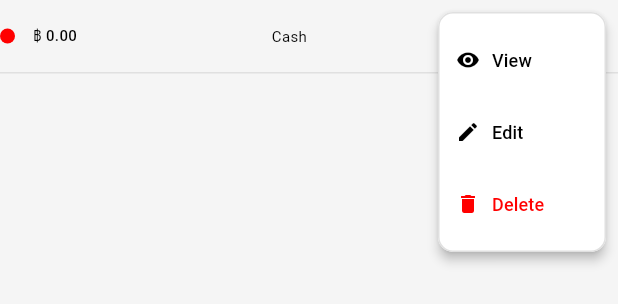
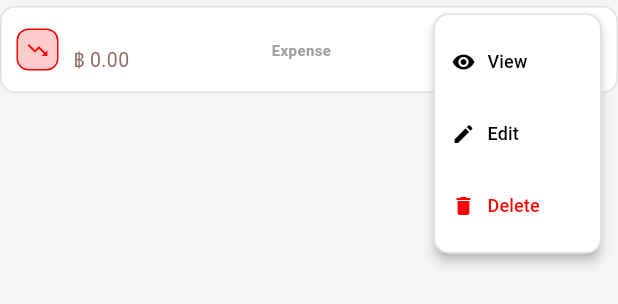
Before and after one commit to indiv-it/bookbank, a Flutter app: what buildRecordRow() shows on an empty page, opened directly with empty values, after a tap on the "keyboard control" icon, on a phone screen of 412 x 824 dp. Shown: the top 304 px of the screen. Run offline on Flutter 3.47's test engine with Material 3 defaults, Android fonts, the light colour scheme and no system bars; our stand-ins replace fl_chart, flutter_screenutil, responsive_framework, sqflite; accounts and stored records are empty.

Commit message:
Beta-3F - Fixed UI issues

```diff
--- a/lib/Core/Theme/app_style.dart
+++ b/lib/Core/Theme/app_style.dart
@@ -19,6 +19,7 @@ class AppColors {
   static const Color grey = Colors.grey;
   static final Color border = Colors.grey[300]!;
   static final Color background = Colors.grey[100]!;
+  static const Color amber = Colors.amber;
 
   // Group Colors
   static const Color blue = Colors.blue;
--- a/lib/Widgets/list_button.dart
+++ b/lib/Widgets/list_button.dart
@@ -18,7 +18,7 @@ class ListButton extends StatelessWidget {
   @override
   Widget build(BuildContext context) {
     return Container(
-      width: 155,
+      width: 170,
       color: AppColors.card,
       child: TextButton(
         onPressed: function,
--- a/lib/Widgets/record_widgets.dart
+++ b/lib/Widgets/record_widgets.dart
@@ -79,9 +79,8 @@ Widget buildFilterTab({
 /// Builds a single record row in the list.
 Widget buildRecordRow(MyData item, void Function(String) onMenuAction) {
   final isTransfer = item.moneyType == 'transfer';
+  final isIncome = item.moneyType == 'income';
 
-  // ===== Money Position row (special yellow UI) =====
-  if (isTransfer) {
   final fromLabel = item.moneyList == 'bank' ? 'Bank' : 'Cash';
   final toLabel = item.moneyGroup == 'bank' ? 'Bank' : 'Cash';
 
@@ -90,11 +89,11 @@ Widget buildRecordRow(MyData item, void Function(String) onMenuAction) {
     children: [
       Container(
         margin: const EdgeInsets.symmetric(vertical: 4),
-          padding: const EdgeInsets.symmetric(horizontal: 10, vertical: 8),
+        padding: const EdgeInsets.symmetric(horizontal: 10, vertical: 4),
         decoration: BoxDecoration(
-            color: const Color(0xFFFFFDE7), // yellow[50]
+          color: AppColors.card,
           borderRadius: BorderRadius.circular(10),
-            border: Border.all(color: const Color(0xFFFFD54F), width: 1), // amber[300]
+          border: Border.all(color: AppColors.border, width: 1), // amber[300]
         ),
         child: Row(
           children: [
@@ -102,13 +101,29 @@ Widget buildRecordRow(MyData item, void Function(String) onMenuAction) {
               width: 28,
               height: 28,
               decoration: BoxDecoration(
-                  color: const Color(0xFFFFD54F),
+                border: Border.all(
+                  color: isTransfer
+                      ? AppColors.amber
+                      : (isIncome ? AppColors.green : AppColors.red),
+                  width: 1,
+                ),
+                color: isIncome
+                    ? AppColors.green.withValues(alpha: 0.2)
+                    : isTransfer
+                    ? AppColors.amber.withValues(alpha: 0.2)
+                    : AppColors.red.withValues(alpha: 0.2),
                 borderRadius: BorderRadius.circular(8),
               ),
-                child: const Icon(
-                  Icons.swap_horiz_rounded,
+              child: Icon(
+                isIncome
+                    ? Icons.trending_up
+                    : isTransfer
+                    ? Icons.swap_horiz
+                    : Icons.trending_down,
                 size: 16,
-                  color: Color(0xFF5D4037),
+                color: isTransfer
+                    ? AppColors.amber
+                    : (isIncome ? AppColors.green : AppColors.red),
               ),
             ),
             const SizedBox(width: 10),
@@ -118,7 +133,7 @@ Widget buildRecordRow(MyData item, void Function(String) onMenuAction) {
                 crossAxisAlignment: CrossAxisAlignment.start,
                 children: [
                   Text(
-                      'Money Position',
+                    isTransfer ? 'Alternate' : '${item.title}',
                     style: TextStyle(
                       fontSize: AppSize.xs.fontSize,
                       fontWeight: FontWeight.w600,
@@ -128,24 +143,9 @@ Widget buildRecordRow(MyData item, void Function(String) onMenuAction) {
                   Row(
                     children: [
                       Text(
-                          fromLabel,
+                        '฿ ${item.amount.toStringAsFixed(2)}',
                         style: TextStyle(
-                            fontSize: (AppSize.xs.fontSize ?? 12) - 1,
-                            color: const Color(0xFF8D6E63),
-                          ),
-                        ),
-                        const Padding(
-                          padding: EdgeInsets.symmetric(horizontal: 4),
-                          child: Icon(
-                            Icons.arrow_forward,
-                            size: 12,
-                            color: Color(0xFF8D6E63),
-                          ),
-                        ),
-                        Text(
-                          toLabel,
-                          style: TextStyle(
-                            fontSize: (AppSize.xs.fontSize ?? 12) - 1,
+                          fontSize: (AppSize.m.fontSize ?? 12) - 1,
                           color: const Color(0xFF8D6E63),
                         ),
                       ),
@@ -157,11 +157,15 @@ Widget buildRecordRow(MyData item, void Function(String) onMenuAction) {
             Expanded(
               flex: 2,
               child: Text(
-                  '฿ ${item.amount.toStringAsFixed(2)}',
+                isTransfer
+                    ? '$fromLabel → $toLabel'
+                    : isIncome
+                    ? 'Income'
+                    : 'Expense',
                 style: TextStyle(
                   fontSize: AppSize.xs.fontSize,
                   fontWeight: FontWeight.w600,
-                    color: const Color(0xFF5D4037),
+                  color: AppColors.grey,
                 ),
                 textAlign: TextAlign.center,
               ),
@@ -179,100 +183,11 @@ Widget buildRecordRow(MyData item, void Function(String) onMenuAction) {
             ),
             PopupMenuButton<String>(
               padding: EdgeInsets.zero,
-                icon: const Icon(Icons.more_horiz, size: 18, color: Color(0xFF8D6E63)),
-                color: AppColors.card,
-                shape: RoundedRectangleBorder(
-                  borderRadius: BorderRadius.circular(10),
-                  side: BorderSide(color: AppColors.border),
+              icon: const Icon(
+                Icons.more_horiz,
+                size: 18,
+                color: Color(0xFF8D6E63),
               ),
-                onSelected: onMenuAction,
-                itemBuilder: (context) => [
-                  PopupMenuItem(
-                    value: 'view',
-                    child: Row(
-                      mainAxisSize: MainAxisSize.min,
-                      children: [
-                        Icon(Icons.visibility, size: AppSize.l.fontSize),
-                        const SizedBox(width: 8),
-                        Text('View', style: TextStyle(fontSize: AppSize.s.fontSize)),
-                      ],
-                    ),
-                  ),
-                  PopupMenuItem(
-                    value: 'delete',
-                    child: Row(
-                      mainAxisSize: MainAxisSize.min,
-                      children: [
-                        Icon(Icons.delete, color: AppColors.red, size: AppSize.l.fontSize),
-                        const SizedBox(width: 8),
-                        Text('Delete', style: TextStyle(color: AppColors.red, fontSize: AppSize.s.fontSize)),
-                      ],
-                    ),
-                  ),
-                ],
-              ),
-            ],
-          ),
-        ),
-        SizedBox(
-          width: double.infinity,
-          height: 1,
-          child: Divider(color: AppColors.border),
-        ),
-      ],
-    );
-  }
-
-  // ===== Normal Income / Expense row =====
-  final isIncome = item.moneyType == 'income';
-
-  return Column(
-    children: [
-      Row(
-        children: [
-          Container(
-            width: 10,
-            height: 10,
-            decoration: BoxDecoration(
-              borderRadius: BorderRadius.circular(50),
-              color: isIncome ? AppColors.green : AppColors.red,
-            ),
-          ),
-          const SizedBox(width: 12),
-          Expanded(
-            flex: 2,
-            child: Text(
-              '฿ ${item.amount.toStringAsFixed(2)}',
-              style: TextStyle(
-                fontSize: AppSize.xs.fontSize,
-                color: AppColors.black,
-                fontWeight: FontWeight.w500,
-              ),
-            ),
-          ),
-          Expanded(
-            flex: 1,
-            child: Text(
-              item.moneyList == 'bank' ? 'Bank' : 'Cash',
-              textAlign: TextAlign.center,
-              style: TextStyle(fontSize: AppSize.xs.fontSize),
-              overflow: TextOverflow.ellipsis,
-            ),
-          ),
-          Expanded(
-            flex: 2,
-            child: Text(
-              formatDisplayDate(item.date),
-              style: TextStyle(
-                fontSize: AppSize.xs.fontSize,
-                color: AppColors.grey,
-              ),
-              textAlign: TextAlign.end,
-            ),
-          ),
-          PopupMenuButton<String>(
-            padding: EdgeInsets.zero,
-            icon: Icon(Icons.more_horiz, size: 18),
               color: AppColors.card,
               shape: RoundedRectangleBorder(
                 borderRadius: BorderRadius.circular(10),
@@ -294,6 +209,7 @@ Widget buildRecordRow(MyData item, void Function(String) onMenuAction) {
                     ],
                   ),
                 ),
+                if (!isTransfer) ...[
                   PopupMenuItem(
                     value: 'edit',
                     child: Row(
@@ -308,6 +224,7 @@ Widget buildRecordRow(MyData item, void Function(String) onMenuAction) {
                       ],
                     ),
                   ),
+                ],
                 PopupMenuItem(
                   value: 'delete',
                   child: Row(
@@ -333,10 +250,6 @@ Widget buildRecordRow(MyData item, void Function(String) onMenuAction) {
             ),
           ],
         ),
-      SizedBox(
-        width: double.infinity,
-        height: 1,
-        child: Divider(color: AppColors.border),
       ),
     ],
   );
--- a/lib/core/theme/app_theme.dart
+++ b/lib/core/theme/app_theme.dart
@@ -14,6 +14,7 @@ class AppColors {
   static const Color orange = Colors.orange;
   static const Color purple = Colors.purple;
   static const Color pink = Colors.pink;
+  static const Color amber = Colors.amber;
 }
 
 class AppSize {
--- a/lib/features/add_transaction/widgets/position_selector.dart
+++ b/lib/features/add_transaction/widgets/position_selector.dart
@@ -27,7 +27,7 @@ class PositionSelector extends StatelessWidget {
         ),
         const SizedBox(height: 8),
         Container(
-          height: 48,
+          height: 50,
           padding: const EdgeInsets.all(2),
           decoration: BoxDecoration(
             border: Border.all(color: AppColors.border),
--- a/lib/features/add_transaction/widgets/type_selector.dart
+++ b/lib/features/add_transaction/widgets/type_selector.dart
@@ -27,7 +27,7 @@ class TypeSelector extends StatelessWidget {
         ),
         const SizedBox(height: 8),
         Container(
-          height: 48,
+          height: 50,
           padding: const EdgeInsets.all(2),
           decoration: BoxDecoration(
             border: Border.all(color: AppColors.border),
```
Also changed, not shown: lib/features/add_transaction/add_transaction_screen.dart (+10 -5 lines), lib/features/home/widgets/unallocated_summary.dart (+24 -18 lines). Lines whose indentation alone changed are shown as unchanged.
